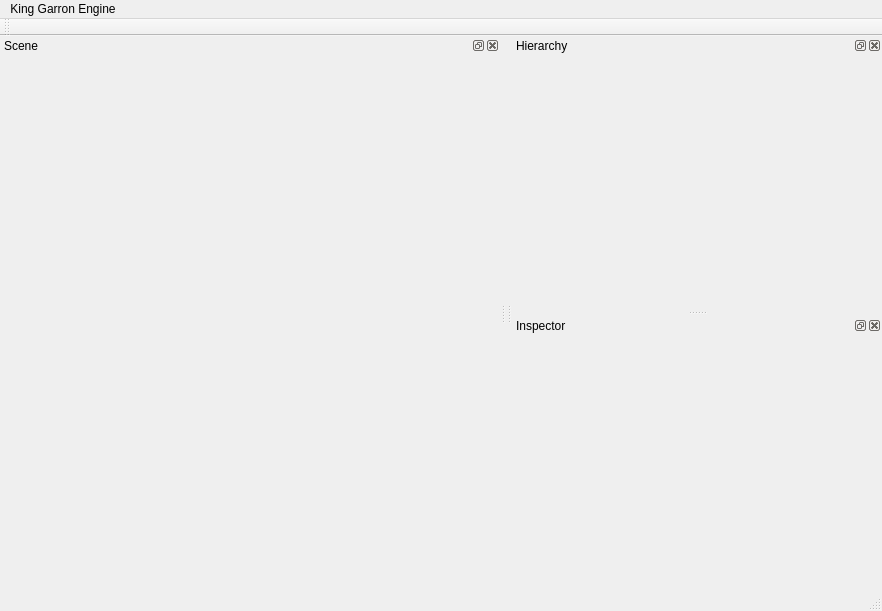
This is Project/mainwindow.ui in nicobabot/KingGarron_Engine as Qt 5 draws it before an edit. The edited form follows.
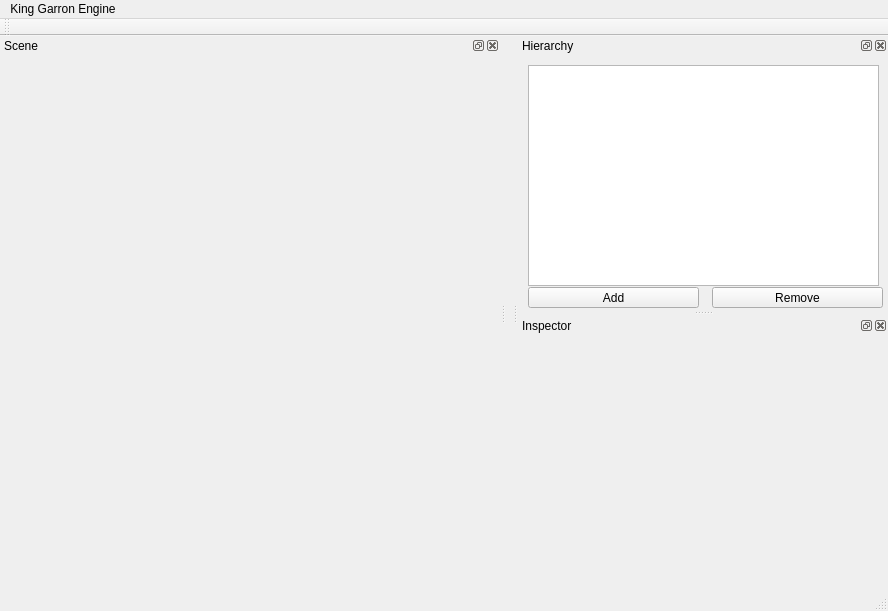
This is the edited form. Custom widgets are drawn as their Qt base class.

Commit message: Hierarchy creates and destroy things

Diff of the .ui file:
```diff
--- a/Project/mainwindow.ui
+++ b/Project/mainwindow.ui
@@ -6,7 +6,7 @@
    <rect>
     <x>0</x>
     <y>0</y>
-    <width>876</width>
+    <width>888</width>
     <height>611</height>
    </rect>
   </property>
@@ -19,7 +19,7 @@
     <rect>
      <x>0</x>
      <y>0</y>
-     <width>876</width>
+     <width>888</width>
      <height>21</height>
     </rect>
    </property>
@@ -52,7 +52,44 @@
    <attribute name="dockWidgetArea">
     <number>2</number>
    </attribute>
-   <widget class="QWidget" name="dockWidgetContents_4"/>
+   <widget class="QWidget" name="dockWidgetContents_4">
+    <widget class="QListWidget" name="HierarchyList">
+     <property name="geometry">
+      <rect>
+       <x>10</x>
+       <y>10</y>
+       <width>351</width>
+       <height>221</height>
+      </rect>
+     </property>
+    </widget>
+    <widget class="QPushButton" name="HierarchyAdd">
+     <property name="geometry">
+      <rect>
+       <x>10</x>
+       <y>232</y>
+       <width>171</width>
+       <height>21</height>
+      </rect>
+     </property>
+     <property name="text">
+      <string>Add</string>
+     </property>
+    </widget>
+    <widget class="QPushButton" name="HierarchyRemove">
+     <property name="geometry">
+      <rect>
+       <x>194</x>
+       <y>232</y>
+       <width>171</width>
+       <height>21</height>
+      </rect>
+     </property>
+     <property name="text">
+      <string>Remove</string>
+     </property>
+    </widget>
+   </widget>
   </widget>
   <widget class="QDockWidget" name="Inspector">
    <property name="minimumSize">
```
The commit also changes 2 other files.
